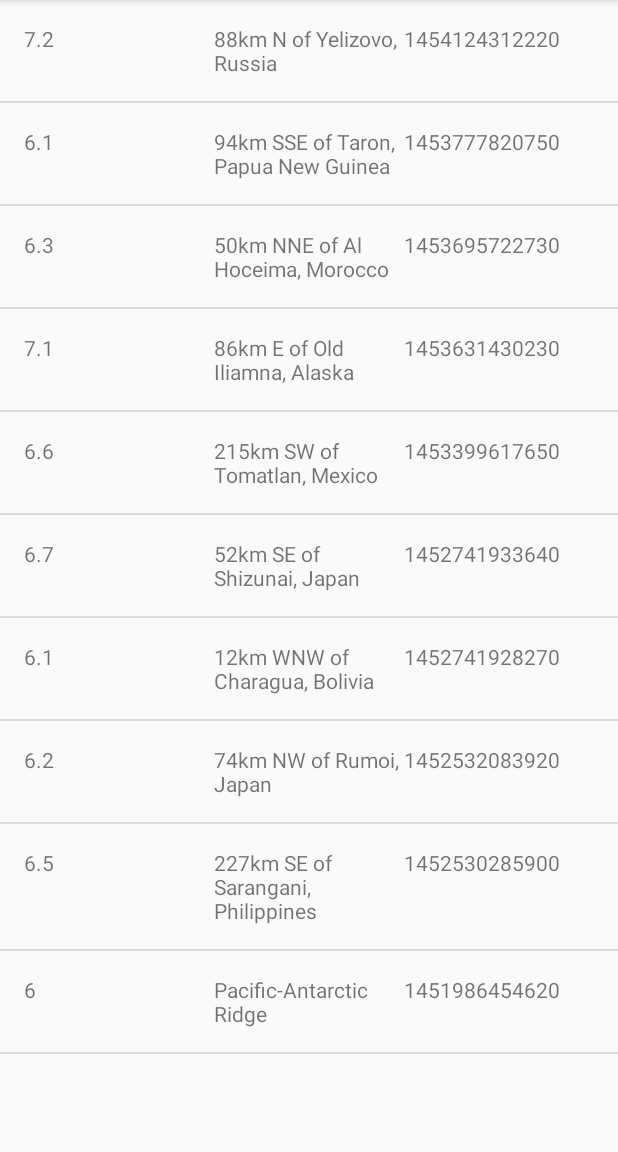
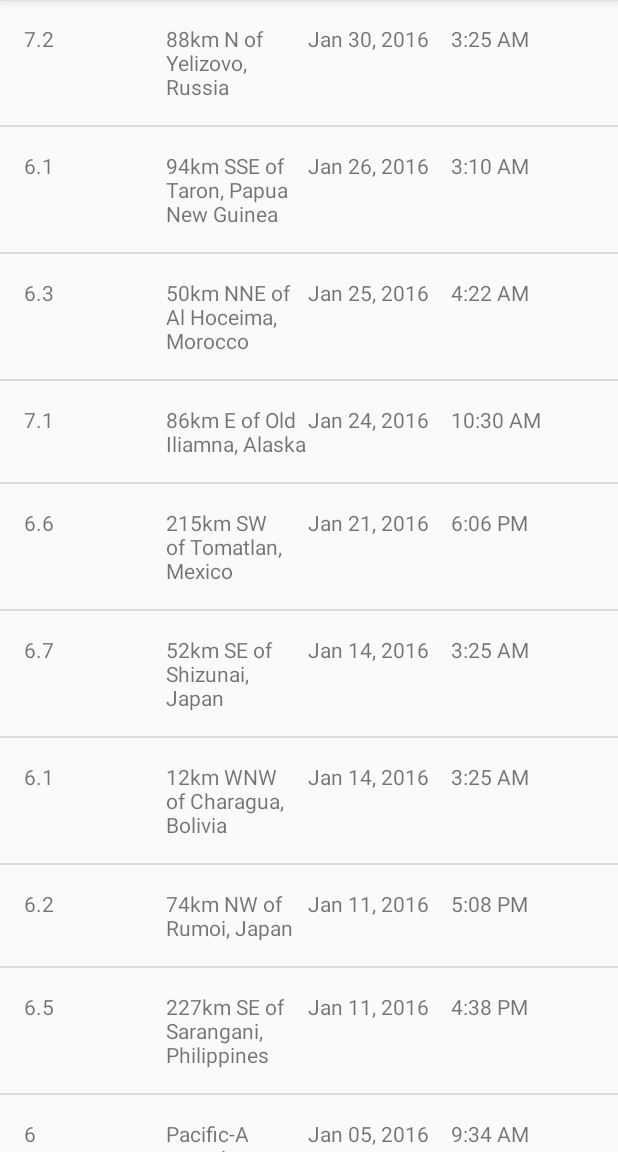
Before and after one commit to kanupriya-ishu/android_projects, an Android app: the screen it shows after launch (EarthquakeActivity), on a phone screen of 412 x 824 dp, the part 84-1236 px from its top. Run offline under Robolectric (Android 15) with nearby library versions, the phone set to English and light mode, and no system bars.

Commit message:
Displaying date and time in correct format

```diff
--- a/QuakeReport/app/src/main/java/com/example/android/quakereport/Earthquake.java
+++ b/QuakeReport/app/src/main/java/com/example/android/quakereport/Earthquake.java
@@ -8,20 +8,21 @@ public class Earthquake {
     /** Location of the earthquake */
     private String mLocation;
 
-    /** Date of the earthquake */
-    private String mDate;
+    /** Time of the earthquake */
+    private long mTimeInMilliseconds;
 
     /**
      * Constructs a new {@link Earthquake} object.
      *
      * @param magnitude is the magnitude (size) of the earthquake
      * @param location is the city location of the earthquake
-     * @param date is the date the earthquake happened
+     * @param timeInMilliseconds is the time in milliseconds (from the Epoch) when the
+     *  earthquake happened
      */
-    public Earthquake(String magnitude, String location, String date) {
+    public Earthquake(String magnitude, String location, long timeInMilliseconds) {
         mMagnitude = magnitude;
         mLocation = location;
-        mDate = date;
+        mTimeInMilliseconds = timeInMilliseconds;
     }
 
     /**
@@ -39,9 +40,10 @@ public class Earthquake {
     }
 
     /**
-     * Returns the date of the earthquake.
+     * Returns the time of the earthquake.
      */
-    public String getDate() {
-        return mDate;
+    public long getTimeInMilliseconds() {
+        return mTimeInMilliseconds;
     }
+
 }
--- a/QuakeReport/app/src/main/java/com/example/android/quakereport/EarthquakeAdapter.java
+++ b/QuakeReport/app/src/main/java/com/example/android/quakereport/EarthquakeAdapter.java
@@ -7,6 +7,8 @@ import android.view.ViewGroup;
 import android.widget.ArrayAdapter;
 import android.widget.TextView;
 
+import java.text.SimpleDateFormat;
+import java.util.Date;
 import java.util.List;
 
 /**
@@ -55,12 +57,40 @@ public class EarthquakeAdapter extends ArrayAdapter<Earthquake> {
         // Display the location of the current earthquake in that TextView
         locationView.setText(currentEarthquake.getLocation());
 
+        // Create a new Date object from the time in milliseconds of the earthquake
+        Date dateObject = new Date(currentEarthquake.getTimeInMilliseconds());
+
         // Find the TextView with view ID date
         TextView dateView = (TextView) listItemView.findViewById(R.id.date);
+        // Format the date string (i.e. "Mar 3, 1984")
+        String formattedDate = formatDate(dateObject);
         // Display the date of the current earthquake in that TextView
-        dateView.setText(currentEarthquake.getDate());
+        dateView.setText(formattedDate);
+
+        // Find the TextView with view ID time
+        TextView timeView = (TextView) listItemView.findViewById(R.id.time);
+        // Format the time string (i.e. "4:30PM")
+        String formattedTime = formatTime(dateObject);
+        // Display the time of the current earthquake in that TextView
+        timeView.setText(formattedTime);
 
         // Return the list item view that is now showing the appropriate data
         return listItemView;
     }
+
+    /**
+     * Return the formatted date string (i.e. "Mar 3, 1984") from a Date object.
+     */
+    private String formatDate(Date dateObject) {
+        SimpleDateFormat dateFormat = new SimpleDateFormat("LLL dd, yyyy");
+        return dateFormat.format(dateObject);
+    }
+
+    /**
+     * Return the formatted date string (i.e. "4:30 PM") from a Date object.
+     */
+    private String formatTime(Date dateObject) {
+        SimpleDateFormat timeFormat = new SimpleDateFormat("h:mm a");
+        return timeFormat.format(dateObject);
+    }
 }
--- a/QuakeReport/app/src/main/java/com/example/android/quakereport/QueryUtils.java
+++ b/QuakeReport/app/src/main/java/com/example/android/quakereport/QueryUtils.java
@@ -57,7 +57,7 @@ public final class QueryUtils {
                 JSONObject properties = currentEarthquake.getJSONObject("properties");
                 String magnitude = properties.getString("mag");
                 String location = properties.getString("place");
-                String time = properties.getString("time");
+                long time = properties.getLong("time");
 
                 Earthquake earthquake = new Earthquake(magnitude, location, time);
                 earthquakes.add(earthquake);
--- a/QuakeReport/app/src/main/res/layout/earthquake_list_item.xml
+++ b/QuakeReport/app/src/main/res/layout/earthquake_list_item.xml
@@ -1,9 +1,8 @@
-<?xml version="1.0" encoding="utf-8"?>
 <LinearLayout xmlns:android="http://schemas.android.com/apk/res/android"
     xmlns:tools="http://schemas.android.com/tools"
-    android:orientation="horizontal"
     android:layout_width="match_parent"
     android:layout_height="match_parent"
+    android:orientation="horizontal"
     android:padding="16dp">
 
     <TextView
@@ -11,20 +10,27 @@
         android:layout_width="0dp"
         android:layout_height="wrap_content"
         android:layout_weight="1"
-        android:text="8.9"/>
+        tools:text="8.9" />
 
     <TextView
         android:id="@+id/location"
         android:layout_width="0dp"
         android:layout_height="wrap_content"
         android:layout_weight="1"
-        android:text="San Francisco, CA"/>
+        tools:text="San Francisco, CA" />
 
     <TextView
         android:id="@+id/date"
         android:layout_width="0dp"
         android:layout_height="wrap_content"
         android:layout_weight="1"
-        android:text="Mar 6, 2010"/>
+        tools:text="Mar 6, 2010" />
+
+    <TextView
+        android:id="@+id/time"
+        android:layout_width="0dp"
+        android:layout_height="wrap_content"
+        android:layout_weight="1"
+        tools:text="3:00 PM" />
 
 </LinearLayout>
```
